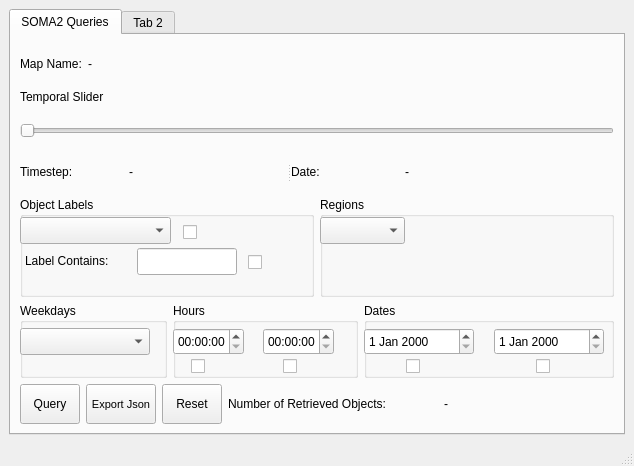
Qt form ui/mainwindow.ui (hawesie/robot_state_viewer) before a commit.
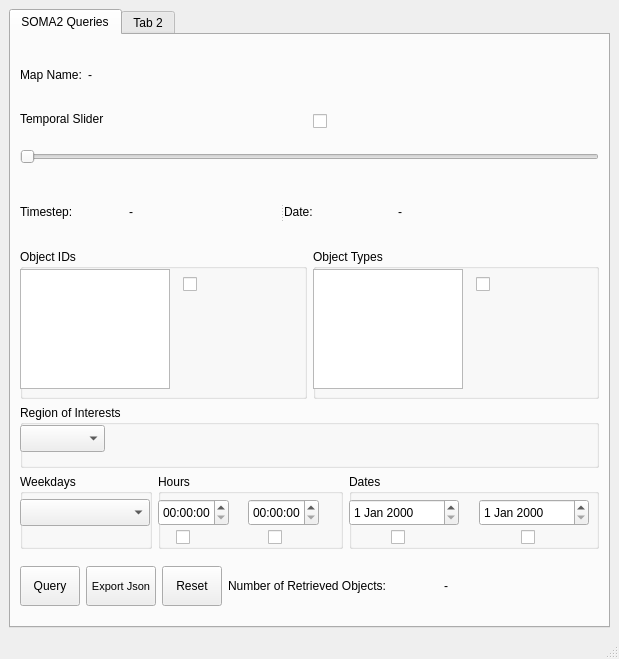
The same form after that commit.

Commit message: List views are added for object types and ids for multi selection. Query modularity has been improved

Diff of the .ui file:
```diff
--- a/ui/mainwindow.ui
+++ b/ui/mainwindow.ui
@@ -6,8 +6,8 @@
    <rect>
     <x>0</x>
     <y>0</y>
-    <width>634</width>
-    <height>466</height>
+    <width>619</width>
+    <height>659</height>
    </rect>
   </property>
   <property name="windowTitle">
@@ -74,6 +74,8 @@
         <item>
          <layout class="QVBoxLayout" name="verticalLayout">
           <item>
+           <layout class="QHBoxLayout" name="horizontalLayout_7">
+            <item>
            <widget class="QLabel" name="label">
             <property name="sizePolicy">
              <sizepolicy hsizetype="Preferred" vsizetype="Preferred">
@@ -96,6 +98,15 @@
            </widget>
           </item>
           <item>
+             <widget class="QCheckBox" name="sliderCBox">
+              <property name="text">
+               <string/>
+              </property>
+             </widget>
+            </item>
+           </layout>
+          </item>
+          <item>
            <widget class="QSlider" name="timestepSlider">
             <property name="sizePolicy">
              <sizepolicy hsizetype="Preferred" vsizetype="Preferred">
@@ -233,66 +244,62 @@
            <widget class="QGroupBox" name="groupBox_2">
             <property name="minimumSize">
              <size>
-              <width>290</width>
-              <height>100</height>
+              <width>230</width>
+              <height>150</height>
+             </size>
+            </property>
+            <property name="maximumSize">
+             <size>
+              <width>16777215</width>
+              <height>16777215</height>
              </size>
             </property>
             <property name="title">
-             <string>Object Labels</string>
+             <string>Object IDs</string>
             </property>
-            <widget class="QComboBox" name="labelsComboBox">
+            <widget class="QCheckBox" name="listViewIDCBox">
+             <property name="geometry">
+              <rect>
+               <x>163</x>
+               <y>24</y>
+               <width>21</width>
+               <height>22</height>
+              </rect>
+             </property>
+             <property name="text">
+              <string/>
+             </property>
+            </widget>
+            <widget class="QListView" name="listViewObjectIDs">
              <property name="geometry">
               <rect>
                <x>0</x>
                <y>20</y>
-               <width>151</width>
-               <height>27</height>
+               <width>150</width>
+               <height>120</height>
               </rect>
              </property>
+            </widget>
+           </widget>
+          </item>
+          <item>
+           <widget class="QGroupBox" name="groupBox_6">
              <property name="minimumSize">
               <size>
-               <width>130</width>
-               <height>25</height>
-              </size>
-             </property>
-            </widget>
-            <widget class="QLabel" name="label_2">
-             <property name="geometry">
-              <rect>
-               <x>5</x>
-               <y>54</y>
-               <width>110</width>
-               <height>20</height>
-              </rect>
-             </property>
-             <property name="text">
-              <string>Label Contains:</string>
-             </property>
-            </widget>
-            <widget class="QLineEdit" name="labelcontainsLEdit">
-             <property name="geometry">
-              <rect>
-               <x>117</x>
-               <y>51</y>
-               <width>100</width>
-               <height>27</height>
-              </rect>
-             </property>
-            </widget>
-            <widget class="QCheckBox" name="labelcontainsCBox">
-             <property name="geometry">
-              <rect>
-               <x>228</x>
-               <y>54</y>
-               <width>21</width>
-               <height>22</height>
-              </rect>
-             </property>
-             <property name="text">
-              <string/>
-             </property>
-            </widget>
-            <widget class="QCheckBox" name="labelequalsCBox">
+              <width>230</width>
+              <height>150</height>
+             </size>
+            </property>
+            <property name="maximumSize">
+             <size>
+              <width>16777215</width>
+              <height>16777215</height>
+             </size>
+            </property>
+            <property name="title">
+             <string>Object Types</string>
+            </property>
+            <widget class="QCheckBox" name="listViewObjectTypesCBox">
              <property name="geometry">
               <rect>
                <x>163</x>
@@ -305,18 +312,30 @@
               <string/>
              </property>
             </widget>
-           </widget>
+            <widget class="QListView" name="listViewObjectTypes">
+             <property name="geometry">
+              <rect>
+               <x>0</x>
+               <y>20</y>
+               <width>150</width>
+               <height>120</height>
+              </rect>
+             </property>
+            </widget>
+           </widget>
+          </item>
+         </layout>
           </item>
           <item>
            <widget class="QGroupBox" name="groupBox">
             <property name="minimumSize">
              <size>
               <width>200</width>
-              <height>100</height>
+            <height>50</height>
              </size>
             </property>
             <property name="title">
-             <string>Regions</string>
+           <string>Region of Interests</string>
             </property>
             <widget class="QComboBox" name="roiComboBox">
              <property name="geometry">
@@ -330,8 +349,6 @@
             </widget>
            </widget>
           </item>
-         </layout>
-        </item>
         <item>
          <layout class="QHBoxLayout" name="horizontalLayout_5">
           <item>
@@ -597,7 +614,7 @@
     <rect>
      <x>0</x>
      <y>0</y>
-     <width>634</width>
+     <width>619</width>
      <height>25</height>
     </rect>
    </property>
```
Lines whose indentation alone changed are shown as unchanged. The commit also changes 6 other files.
